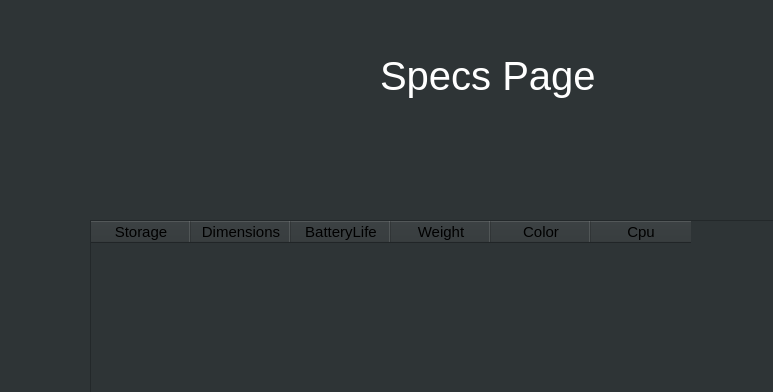
Before: the Qt Designer form Specs.ui in JohnCMeyer/PhoneFinder, drawn with Qt 5; both pictures show x 0 to 773 and y 0 to 392 of the 1000 by 800 pixel window.
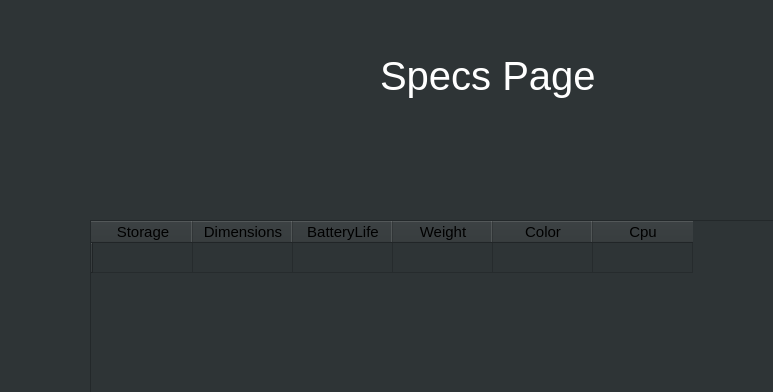
After: the same form once the commit is applied.

```diff
--- a/Specs.ui
+++ b/Specs.ui
@@ -46,6 +46,11 @@
     <string notr="true">font-size: 11pt;
 </string>
    </property>
+   <row>
+    <property name="text">
+     <string/>
+    </property>
+   </row>
    <column>
     <property name="text">
      <string>Storage</string>
```
